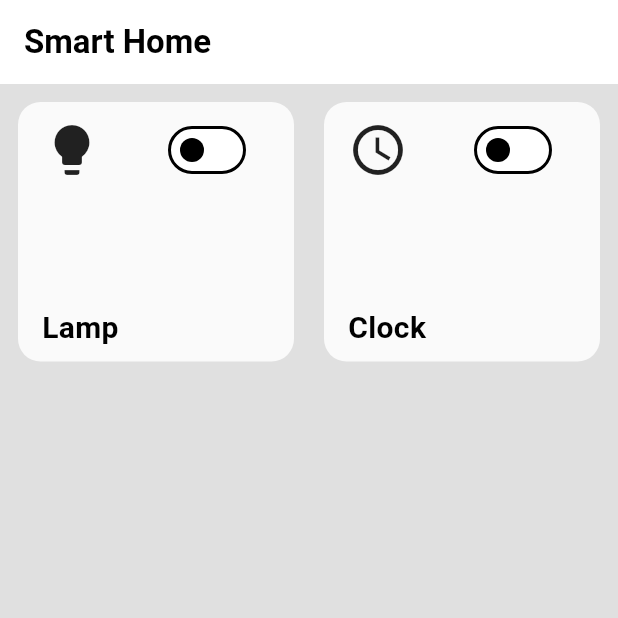
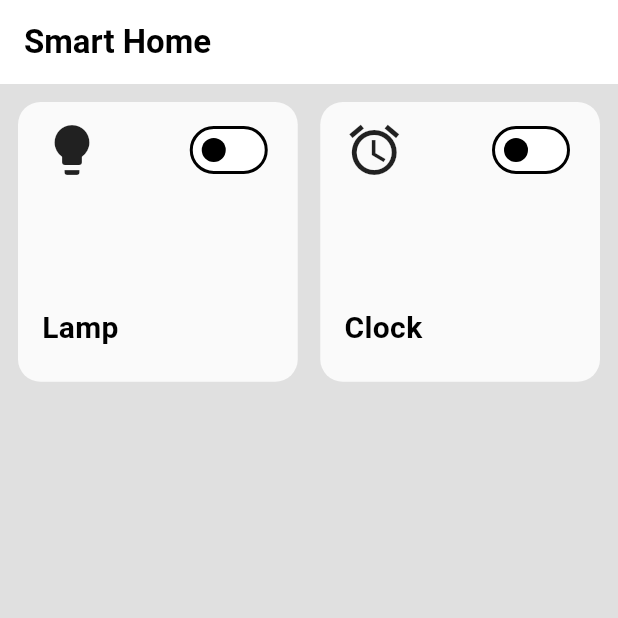
Before and after one commit to Bogdan108/smart_home_security, a Flutter app: the screen it shows after launch, on a phone screen of 412 x 824 dp, the top half of it. Run offline on Flutter 3.47's test engine with Material 3 defaults, Android fonts, the phone set to English and light mode, and no system bars; missing offline and left inert: flutter_circle_color_picker.

Commit message:
add gridView and new pages

```diff
--- a/lib/widget/components/device_card.dart
+++ b/lib/widget/components/device_card.dart
@@ -1,27 +1,30 @@
 import 'package:flutter/material.dart';
 import 'package:smart_home_security/domain/entities/device_model.dart';
-import 'package:smart_home_security/widget/pages/led_page.dart';
 
 class DeviceCard extends StatefulWidget {
-  const DeviceCard({super.key, required this.device, required this.icon});
+  const DeviceCard(
+      {super.key,
+      required this.device,
+      required this.icon,
+      required this.page});
   final DeviceModel device;
   final IconData icon;
-
+  final Widget page;
   @override
   State<DeviceCard> createState() => _DeviceCardState();
 }
 
 class _DeviceCardState extends State<DeviceCard> {
+  bool active = false;
+
   @override
   Widget build(BuildContext context) {
     final theme = Theme.of(context);
-    bool active = false;
     return GestureDetector(
       onTap: () {
         Navigator.push(
           context,
-          MaterialPageRoute(
-              builder: (context) => Ledpage(pageTitile: widget.device.name)),
+          MaterialPageRoute(builder: (context) => widget.page),
         );
       },
       child: Container(
@@ -36,19 +39,18 @@ class _DeviceCardState extends State<DeviceCard> {
         child: Column(
           children: [
             Row(
+              mainAxisAlignment: MainAxisAlignment.spaceBetween,
               children: [
                 Icon(
                   widget.icon,
                   size: 40,
                 ),
-                const SizedBox(width: 40),
                 Switch.adaptive(
                   value: active,
                   onChanged: (bool value) {
                     setState(() {
                       active = value;
                     });
-                    print(active);
                   },
                 ),
               ],
--- a/lib/widget/pages/home_page.dart
+++ b/lib/widget/pages/home_page.dart
@@ -1,8 +1,8 @@
-import 'package:flutter/cupertino.dart';
 import 'package:flutter/material.dart';
-import 'package:flutter/widgets.dart';
 import 'package:smart_home_security/domain/entities/device_model.dart';
 import 'package:smart_home_security/widget/components/device_card.dart';
+import 'package:smart_home_security/widget/pages/clock_page.dart';
+import 'package:smart_home_security/widget/pages/led_page.dart';
 
 class HomePage extends StatefulWidget {
   const HomePage({super.key});
@@ -12,34 +12,35 @@ class HomePage extends StatefulWidget {
 }
 
 class _HomePageState extends State<HomePage> {
-  //List<Device> devices = [];
+  List<DeviceCard> devices = [
+    const DeviceCard(
+        device: DeviceModel(name: "Lamp"),
+        icon: Icons.lightbulb,
+        page: Ledpage(
+          pageTitile: "Lamp",
+        )),
+    const DeviceCard(
+        device: DeviceModel(name: "Clock"),
+        icon: Icons.alarm,
+        page: ClockPage(
+          pageTitile: "Clock",
+        )),
+  ];
 
   @override
   Widget build(BuildContext context) {
     final theme = Theme.of(context);
     return Scaffold(
-        backgroundColor: theme.colorScheme.background,
-        appBar: AppBar(
-          title: const Text("Smart Home"),
-        ),
-        body: ListView(
+      backgroundColor: theme.colorScheme.background,
+      appBar: AppBar(
+        title: const Text("Smart Home"),
+      ),
+      body: GridView.builder(
+          itemCount: devices.length,
           padding: const EdgeInsets.all(12),
-          children: const [
-            Row(
-              children: [
-                Flexible(
-                  child: DeviceCard(
-                      device: DeviceModel(name: "Lamp"), icon: Icons.lightbulb),
-                ),
-                SizedBox(width: 20),
-                Flexible(
-                  child: DeviceCard(
-                      device: DeviceModel(name: "Clock"),
-                      icon: Icons.watch_later_outlined),
-                )
-              ],
-            )
-          ],
-        ));
+          gridDelegate: const SliverGridDelegateWithFixedCrossAxisCount(
+              crossAxisCount: 2, mainAxisSpacing: 15, crossAxisSpacing: 15),
+          itemBuilder: (BuildContext context, int index) => devices[index]),
+    );
   }
 }
--- a/lib/widget/pages/led_page.dart
+++ b/lib/widget/pages/led_page.dart
@@ -2,7 +2,7 @@ import 'package:flutter/material.dart';
 import 'package:flutter_circle_color_picker/flutter_circle_color_picker.dart';
 
 class Ledpage extends StatefulWidget {
-  const Ledpage({super.key, required this.pageTitile});
+  const Ledpage({super.key, this.pageTitile = "SmartHome"});
   final String pageTitile;
   @override
   State<Ledpage> createState() => _LedpageState();
```
Also changed, not shown: lib/widget/pages/camera_page.dart (added, +15 -0 lines), lib/widget/pages/clock_page.dart (added, +29 -0 lines).
